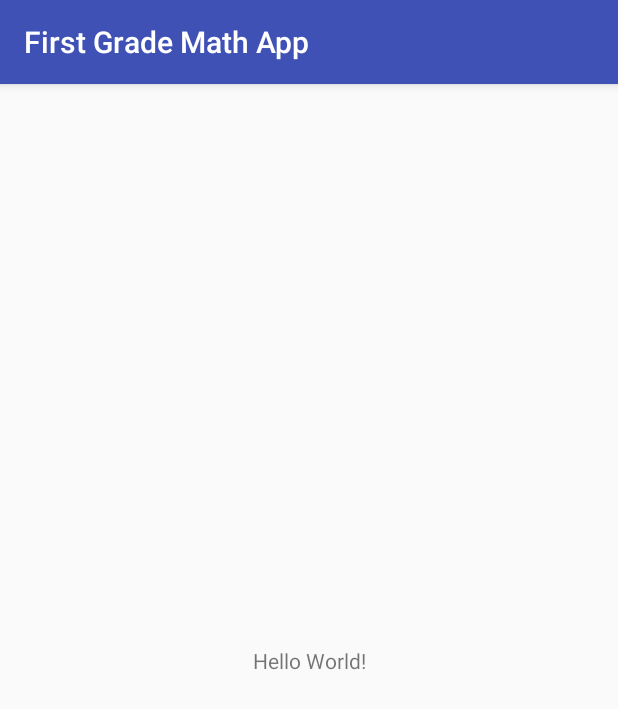
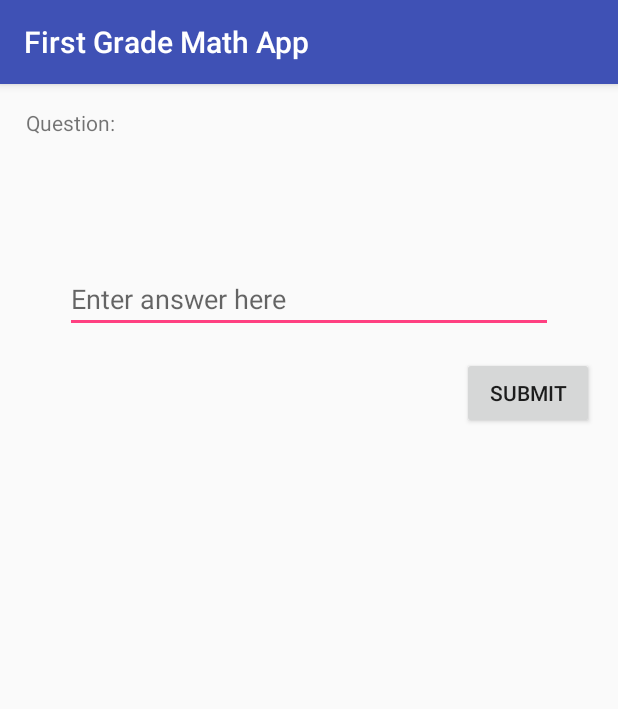
Before and after one commit to zapptitude/first-grade-math-app, an Android app: the screen it shows after launch (MainActivity), on a phone screen of 412 x 824 dp. Shown: the top 709 px of the screen. Run offline under Robolectric (Android 15) with nearby library versions, the phone set to English and light mode, and no system bars; libraries missing offline, so code that uses them is left out: mev.zappsdk.modules; 1 statement that could not run was skipped.

Commit message:
Add prototype layout w/ question&input

```diff
--- a/app/src/main/java/com/zapptitude/firstgrademathapp/activities/BaseActivity.java
+++ b/app/src/main/java/com/zapptitude/firstgrademathapp/activities/BaseActivity.java
@@ -18,12 +18,12 @@ public class BaseActivity extends AppCompatActivity {
     @Override
     protected void onResume() {
         super.onResume();
-        Zapptitude.onResume();
+//        Zapptitude.onResume();
     }
 
     @Override
     protected void onStop() {
-        Zapptitude.onStop();
+//        Zapptitude.onStop();
         super.onStop();
     }
 }
--- a/app/src/main/java/com/zapptitude/firstgrademathapp/activities/MainActivity.java
+++ b/app/src/main/java/com/zapptitude/firstgrademathapp/activities/MainActivity.java
@@ -1,6 +1,9 @@
 package com.zapptitude.firstgrademathapp.activities;
 
 import android.os.Bundle;
+import android.widget.Button;
+import android.widget.EditText;
+import android.widget.TextView;
 
 import com.zapptitude.firstgrademathapp.R;
 
@@ -12,6 +15,16 @@ public class MainActivity extends BaseActivity {
     protected void onCreate(Bundle savedInstanceState) {
         super.onCreate(savedInstanceState);
         setContentView(R.layout.activity_main);
+
+        initQuestion();
+    }
+
+    private void initQuestion() {
+        TextView questionView = findViewById(R.id.question_text);
+        EditText answerInput = findViewById(R.id.answer_input);
+        Button submit = findViewById(R.id.submit);
+
+
     }
 
 
@@ -67,4 +80,5 @@ public class MainActivity extends BaseActivity {
     void requestZid() {
         Zapptitude.requestZappId();
     }
+
 }
--- a/app/src/main/res/layout/activity_main.xml
+++ b/app/src/main/res/layout/activity_main.xml
@@ -7,12 +7,51 @@
     tools:context=".activities.MainActivity">
 
     <TextView
+        android:id="@+id/textView"
         android:layout_width="wrap_content"
         android:layout_height="wrap_content"
-        android:text="Hello World!"
-        app:layout_constraintBottom_toBottomOf="parent"
-        app:layout_constraintLeft_toLeftOf="parent"
-        app:layout_constraintRight_toRightOf="parent"
+        android:layout_marginEnd="8dp"
+        android:layout_marginStart="8dp"
+        android:layout_marginTop="16dp"
+        android:text="@string/question_label"
+        app:layout_constraintEnd_toEndOf="parent"
+        app:layout_constraintHorizontal_bias="0.028"
+        app:layout_constraintStart_toStartOf="parent"
         app:layout_constraintTop_toTopOf="parent" />
 
+    <TextView
+        android:id="@+id/question_text"
+        android:layout_width="278dp"
+        android:layout_height="53dp"
+        android:layout_marginEnd="8dp"
+        android:layout_marginStart="8dp"
+        android:layout_marginTop="16dp"
+        app:layout_constraintEnd_toEndOf="parent"
+        app:layout_constraintHorizontal_bias="0.121"
+        app:layout_constraintStart_toStartOf="parent"
+        app:layout_constraintTop_toBottomOf="@+id/textView" />
+
+    <EditText
+        android:id="@+id/answer_input"
+        android:layout_width="325dp"
+        android:layout_height="wrap_content"
+        android:layout_marginEnd="8dp"
+        android:layout_marginStart="8dp"
+        android:layout_marginTop="16dp"
+        android:ems="10"
+        android:hint="@string/answer_hint"
+        android:inputType="numberDecimal"
+        app:layout_constraintEnd_toEndOf="parent"
+        app:layout_constraintStart_toStartOf="parent"
+        app:layout_constraintTop_toBottomOf="@+id/question_text" />
+
+    <Button
+        android:id="@+id/submit"
+        android:layout_width="wrap_content"
+        android:layout_height="wrap_content"
+        android:layout_marginEnd="16dp"
+        android:layout_marginTop="16dp"
+        android:text="Submit"
+        app:layout_constraintEnd_toEndOf="parent"
+        app:layout_constraintTop_toBottomOf="@+id/answer_input" />
 </android.support.constraint.ConstraintLayout>
--- a/app/src/main/res/values/strings.xml
+++ b/app/src/main/res/values/strings.xml
@@ -1,4 +1,8 @@
 <resources>
     <string name="app_name">First Grade Math App</string>
     <string name="title_activity_base">BaseActivity</string>
+
+    <string name="question_label">Question:</string>
+    <string name="question_template">Anton had %1$d apples and Olena had %2$d apples. How many apples both of them have?</string>
+    <string name="answer_hint">Enter answer here</string>
 </resources>
```
Also changed, not shown: 1 other file.
